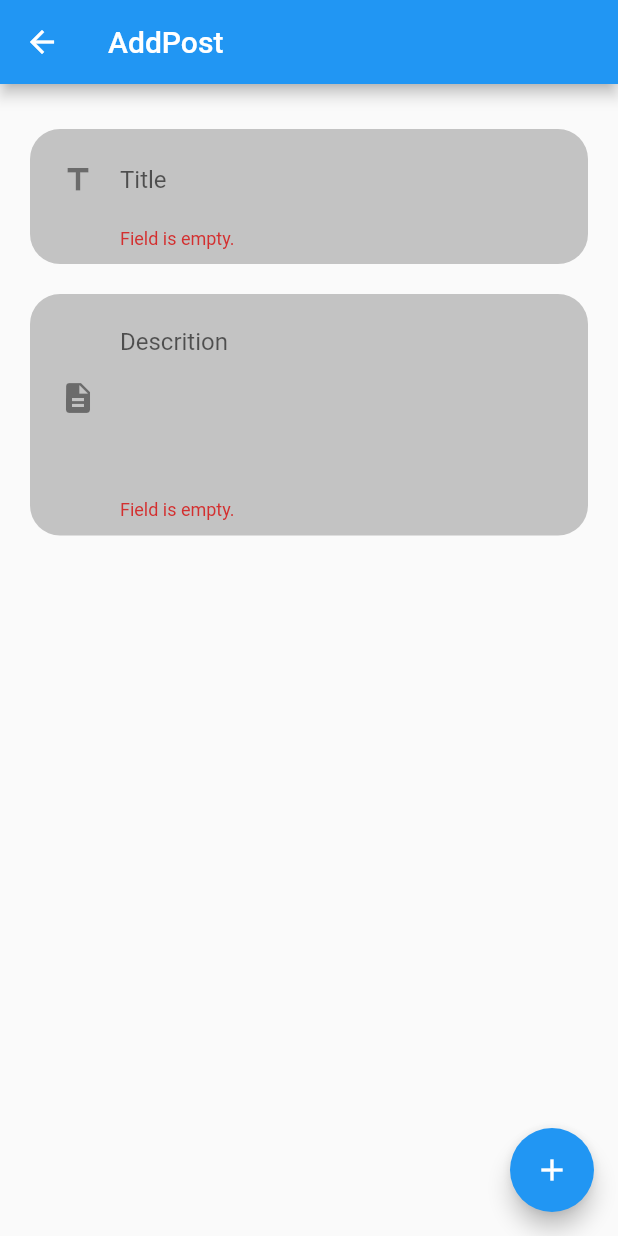
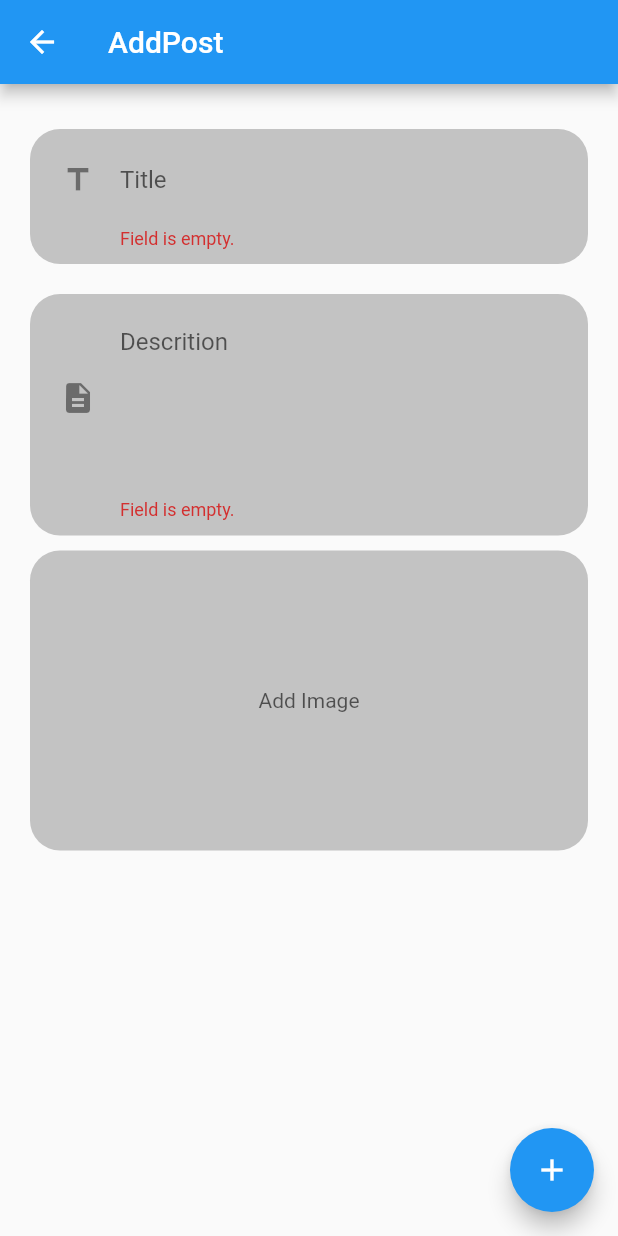
Before and after one commit to elian-ortega/bloc-template-app, a Flutter app: the AddPostScreen screen opened directly, after a tap on the "add" icon, on a phone screen of 412 x 824 dp. Run offline on Flutter 3.47's test engine with Material 2 defaults, Android fonts, the phone set to English and light mode, and no system bars; our stand-ins replace cached_network_image, cloud_firestore, firebase_auth, firebase_storage, get_it, image_picker; accounts and stored records are empty.

Commit message:
Add firebase cloud logic for image in posts

```diff
--- a/lib/blocs/addpost_bloc.dart
+++ b/lib/blocs/addpost_bloc.dart
@@ -1,3 +1,4 @@
+import 'dart:io';
 import 'package:flutter/foundation.dart';
 import 'package:flutter/material.dart';
 
@@ -6,6 +7,9 @@ import 'base_bloc.dart';
 import '../locator.dart';
 import '../models/post.dart';
 
+import '../utils/image_selector.dart';
+
+import '../services/cloud_storage_service.dart';
 import '../services/firestore_service.dart';
 import '../services/navigation_service.dart';
 import '../services/dialog_service.dart';
@@ -14,10 +18,25 @@ class AddPostBloc extends BaseBloc {
   final _firestoreService = locator<FirestoreService>();
   final _navigationService = locator<NavigationService>();
   final _dialogService = locator<DialogService>();
+  final _imageSelector = locator<ImageSelector>();
+  final _cloudStorageService = locator<CloudStorageService>();
 
   Post currentPost;
+
   bool _editingPost = false;
   bool get editingPost => _editingPost;
+
+  File _selectedImage;
+  File get selectedImage => _selectedImage;
+
+  Future selectImage() async {
+    var tempImage = await _imageSelector.selectImage();
+    if (tempImage != null) {
+      _selectedImage = tempImage;
+      notifyListeners();
+    }
+  }
+
   /*
    * UI
    */
@@ -27,6 +46,7 @@ class AddPostBloc extends BaseBloc {
       _editingPost = true;
       currentPost = postToEdit;
     } else {
+      currentPost = Post(imageUrl: null);
       _editingPost = false;
     }
   }
@@ -70,6 +90,7 @@ class AddPostBloc extends BaseBloc {
         );
       }
     }
+    _selectedImage = null;
   }
 
   /*
@@ -80,15 +101,24 @@ class AddPostBloc extends BaseBloc {
     @required String title,
     @required String description,
   }) async {
+    setBusy = true;
+    var storageResult;
+    if (_selectedImage != null) {
+      storageResult =
+          await _cloudStorageService.uploadImage(imageToUpoad: _selectedImage, title: title);
+    }
+
     var newPost = Post(
       userId: currentUser.id,
       userName: currentUser.fullName,
       title: title,
       description: description,
+      imageUrl: storageResult == null ? storageResult : storageResult.imgUrl,
+      imageFileName: storageResult == null ? storageResult : storageResult.imageFileName,
     );
 
-    setBusy = true;
     var addPostResult = await _firestoreService.createPost(post: newPost);
+
     setBusy = false;
 
     if (addPostResult is bool) {
@@ -97,8 +127,7 @@ class AddPostBloc extends BaseBloc {
       } else {
         await _dialogService.showDialog(
           title: 'Post Creation Failed!',
-          description:
-              'Please try again there was an erro when creating your post.',
+          description: 'Please try again there was an erro when creating your post.',
           buttonTitle: 'Ok',
         );
       }
@@ -124,8 +153,7 @@ class AddPostBloc extends BaseBloc {
     );
 
     setBusy = true;
-    var editPostResult =
-        await _firestoreService.editPost(post: newPost, postId: postId);
+    var editPostResult = await _firestoreService.editPost(post: newPost, postId: postId);
     setBusy = false;
 
     if (!(editPostResult is String)) {
--- a/lib/models/post.dart
+++ b/lib/models/post.dart
@@ -4,13 +4,17 @@ class Post {
   final String title;
   final String description;
   final String postId;
+  final String imageUrl;
+  final String imageFileName;
 
   const Post({
+    this.imageUrl,
     this.postId,
     this.userId,
     this.userName,
     this.title,
     this.description,
+    this.imageFileName,
   });
 
   Post.fromData(Map<String, dynamic> data, String postId)
@@ -18,12 +22,16 @@ class Post {
         userId = data['userId'],
         userName = data['userName'],
         title = data['title'],
-        description = data['description'];
+        description = data['description'],
+        imageUrl = data['imageUrl'],
+        imageFileName = data['imageFileName'];
 
   Map<String, dynamic> toMap() => {
         'userId': userId,
         'userName': userName,
         'title': title,
         'description': description,
+        'imageUrl': imageUrl,
+        'imageFileName': imageFileName,
       };
 }
--- a/lib/ui/screens/addpost_screen.dart
+++ b/lib/ui/screens/addpost_screen.dart
@@ -1,3 +1,4 @@
+import 'package:cached_network_image/cached_network_image.dart';
 import 'package:flutter/material.dart';
 import 'package:provider/provider.dart';
 
@@ -39,6 +40,37 @@ class AddPostScreen extends StatelessWidget {
                 onSaved: bloc.setDescription,
                 initialValue: bloc.editingPost ? postToEdit.description : '',
               ),
+              GestureDetector(
+                onTap: () => bloc.selectImage(),
+                child: Container(
+                  height: 200,
+                  decoration: BoxDecoration(
+                    borderRadius: BorderRadius.circular(20.0),
+                    color: Colors.grey.withOpacity(.6),
+                  ),
+                  child: !bloc.editingPost
+                      ? Center(
+                          child: bloc.selectedImage == null
+                              ? Text(
+                                  'Add Image',
+                                  style: TextStyle(
+                                    color: Colors.black.withOpacity(.6),
+                                  ),
+                                )
+                              : Image.file(bloc.selectedImage),
+                        )
+                      : SizedBox(
+                          height: 250,
+                          child: CachedNetworkImage(
+                            fit: BoxFit.contain,
+                            imageUrl: bloc.currentPost.imageUrl ?? '',
+                            placeholder: (context, url) =>
+                                Center(child: CircularProgressIndicator()),
+                            errorWidget: (context, url, error) => Icon(Icons.error),
+                          ),
+                        ),
+                ),
+              )
             ],
           ),
         ),
@@ -47,7 +79,11 @@ class AddPostScreen extends StatelessWidget {
         onPressed: () {
           bloc.createPost();
         },
-        child: !bloc.isBusy ? Icon(Icons.add) : CircularProgressIndicator(),
+        child: !bloc.isBusy
+            ? Icon(Icons.add)
+            : CircularProgressIndicator(
+                backgroundColor: Colors.white,
+              ),
       ),
     );
   }
--- /dev/null
+++ b/lib/utils/image_selector.dart
@@ -0,0 +1,9 @@
+import 'dart:io';
+
+import 'package:image_picker/image_picker.dart';
+
+class ImageSelector {
+  Future<File> selectImage() async {
+    return await ImagePicker.pickImage(source: ImageSource.gallery);
+  }
+}
```
Also changed, not shown: lib/blocs/home_bloc.dart (+8 -4 lines), lib/locator.dart (+5 -5 lines), lib/models/cloud_storage_result.dart (added, +9 -0 lines), lib/services/cloud_storage_service.dart (added, +44 -0 lines), lib/ui/screens/home_screen.dart (+34 -18 lines), pubspec.yaml (+5 -2 lines), pubspec.lock, 2 other files.
